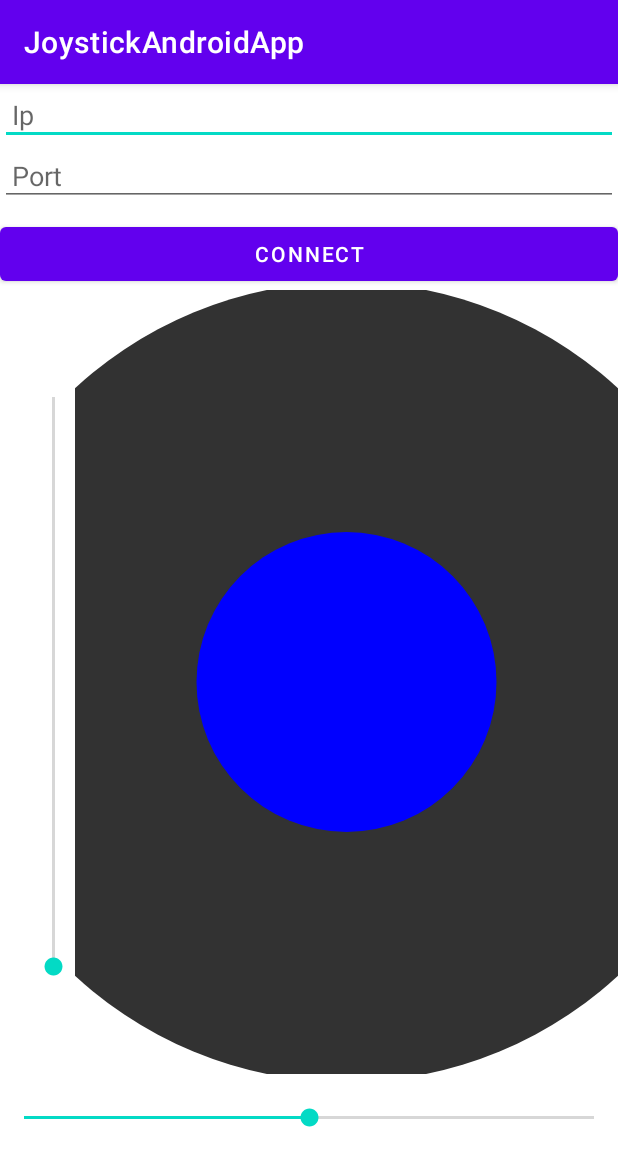
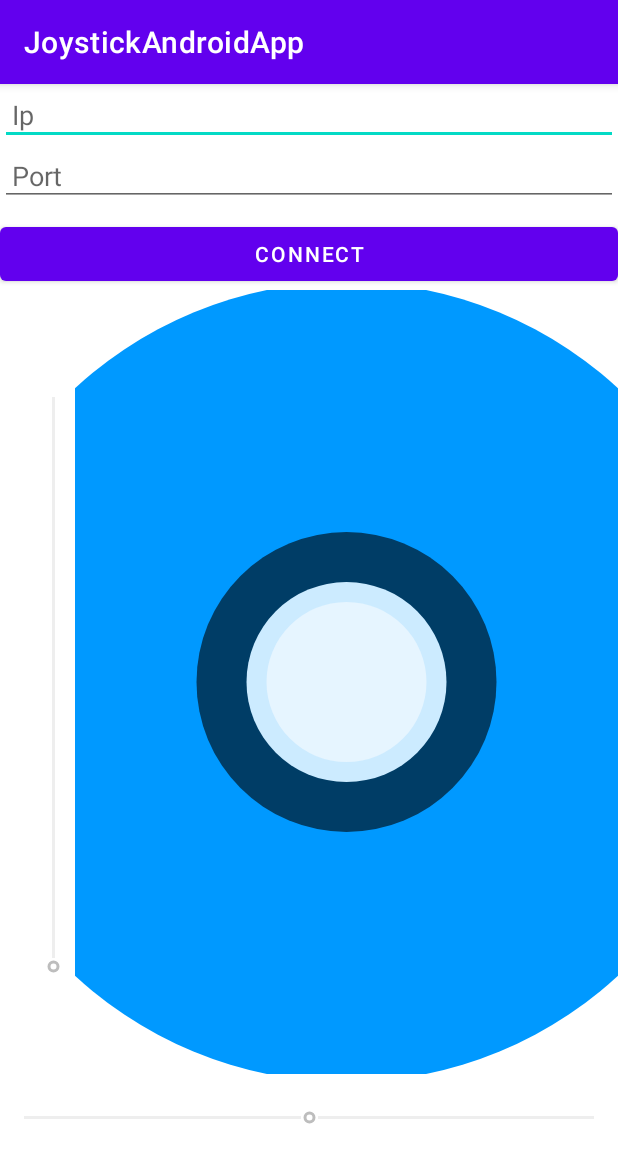
Before and after one commit to sarits991/JoystickAndroidApp, an Android app: the screen it shows after launch (MainActivity), on a phone screen of 412 x 824 dp. Shown: the top 1166 px of the screen. Run offline under Robolectric (Android 15) with nearby library versions, the phone set to English and light mode, and no system bars; our stand-ins replace data binding; 1 statement that could not run was skipped.

```diff
--- a/app/src/main/java/android/joystickandroidapp/model/FlightSimulatorLogic.java
+++ b/app/src/main/java/android/joystickandroidapp/model/FlightSimulatorLogic.java
@@ -2,7 +2,9 @@ package android.joystickandroidapp.model;
 
 import androidx.databinding.library.baseAdapters.BR;
 import androidx.lifecycle.LiveData;
+import androidx.lifecycle.MutableLiveData;
 
+import java.io.IOException;
 import java.io.PrintWriter;
 import java.net.InetSocketAddress;
 import java.net.Socket;
@@ -17,7 +19,6 @@ public class FlightSimulatorLogic {
     private Socket socket;
     private PrintWriter out;
     private ExecutorService executor;
-
 
     public FlightSimulatorLogic()
     {
@@ -35,34 +36,11 @@ public class FlightSimulatorLogic {
     }
 
     public Future<Boolean> connect ()  {
-
-       /* Future<Boolean> f =  executor.submit(() -> { new Callable<Boolean>(){
-
-            @Override
-            public Boolean call() throws Exception {
-                try {
-                    socket.connect(new InetSocketAddress(fgProperties.getIp(), Integer.parseInt(fgProperties.getPort())), 2000);
-                    out = new PrintWriter(socket.getOutputStream(), true);
-
-                } catch (Exception e) {
-                    return false;
-                }
-
-                return true;
-            }
-        });*/
-
-        Future<Boolean> f = executor.submit(new Callable<Boolean>() {
-            @Override
-            public Boolean call() throws Exception {
-
-              socket.connect(new InetSocketAddress(fgProperties.getIp(), Integer.parseInt(fgProperties.getPort())), 2000);
-              out = new PrintWriter(socket.getOutputStream(), true);
-              return true;
-            }
+        return executor.submit(() -> {
+          socket.connect(new InetSocketAddress(fgProperties.getIp(), Integer.parseInt(fgProperties.getPort())), 2000);
+          out = new PrintWriter(socket.getOutputStream(), true);
+          return true;
         });
-
-        return f;
     }
 
     public void setRudder(float value)
--- a/app/src/main/java/android/joystickandroidapp/viewModel/MainViewModel.java
+++ b/app/src/main/java/android/joystickandroidapp/viewModel/MainViewModel.java
@@ -4,19 +4,32 @@ import android.joystickandroidapp.BR;
 import android.joystickandroidapp.model.FlightSimulatorLogic;
 import androidx.databinding.BaseObservable;
 import androidx.databinding.Bindable;
+import androidx.lifecycle.LifecycleOwner;
+import androidx.lifecycle.MutableLiveData;
+import androidx.lifecycle.Observer;
 
 import java.util.concurrent.Future;
 
 
 public class MainViewModel extends BaseObservable {
+
     private FlightSimulatorLogic fgLogic;
-
     private String validationMessage;
+    private MutableLiveData<Boolean> isConnected;
 
     public MainViewModel(){
         this.fgLogic = new FlightSimulatorLogic();
         this.validationMessage = "";
     }
+
+    public MutableLiveData<Boolean> getIsConnected(){
+        if(this.isConnected == null) {
+            this.isConnected = new MutableLiveData<>();
+            this.isConnected.setValue(false);
+        }
+        return this.isConnected;
+    }
+
 
     @Bindable
     public String getValidationMessage() {
@@ -52,6 +65,7 @@ public class MainViewModel extends BaseObservable {
 
         if(!isDataValid()) {
             setValidationMessage("Invalid data");
+            this.isConnected.setValue(false);
             return;
         }
         setValidationMessage("try to connect");
@@ -60,9 +74,11 @@ public class MainViewModel extends BaseObservable {
             Boolean isConnect = f.get();
             if(isConnect) {
                 setValidationMessage("connect successfully");
+                this.isConnected.setValue(true);
             }
         }
         catch (Exception e) {
+            this.isConnected.setValue(false);
             setValidationMessage("failed to connect");
         }
     }
--- a/app/src/main/java/android/joystickandroidapp/views/Joystick.java
+++ b/app/src/main/java/android/joystickandroidapp/views/Joystick.java
@@ -6,10 +6,7 @@ import android.graphics.Paint;
 import android.util.AttributeSet;
 import android.view.MotionEvent;
 import android.view.View;
-
 import androidx.annotation.Nullable;
-
-import com.google.android.material.shape.ShapePath;
 
 public class Joystick extends View {
 
@@ -47,12 +44,20 @@ public class Joystick extends View {
 
     @Override
     protected void onDraw(Canvas canvas) {
-        paint.setARGB(255,50,50,50);
+        paint.setARGB(255,0, 153, 255);
         // Draw the background
         canvas.drawCircle(xCenter, yCenter, externalRadius, paint);
-        paint.setARGB(255,0,0,255);
+
+        paint.setARGB(255,0, 61, 102);
         // Draw the circle border
         canvas.drawCircle(xPosition, yPosition, innerRadius, paint);
+
+        paint.setARGB(255,204, 235, 255);
+        canvas.drawCircle(xPosition, yPosition, 100, paint);
+
+        paint.setARGB(255,230, 245, 255);
+        // Draw the inner circle
+        canvas.drawCircle(xPosition, yPosition, 80, paint);
     }
 
 
@@ -68,6 +73,9 @@ public class Joystick extends View {
 
     @Override
     public boolean onTouchEvent(MotionEvent event) {
+        if(!isEnabled())
+            return false;
+
         if(MotionEvent.ACTION_UP != event.getAction()) {
             xPosition = event.getX();
             yPosition = event.getY();
--- a/app/src/main/java/android/joystickandroidapp/views/MainActivity.java
+++ b/app/src/main/java/android/joystickandroidapp/views/MainActivity.java
@@ -3,6 +3,10 @@ package android.joystickandroidapp.views;
 import androidx.appcompat.app.AppCompatActivity;
 import androidx.databinding.BindingAdapter;
 import androidx.databinding.DataBindingUtil;
+import androidx.lifecycle.LiveData;
+import androidx.lifecycle.Observer;
+
+import android.joystickandroidapp.BR;
 import android.joystickandroidapp.R;
 import android.joystickandroidapp.databinding.ActivityMainBinding;
 import android.joystickandroidapp.viewModel.MainViewModel;
@@ -24,7 +28,7 @@ public class MainActivity extends AppCompatActivity {
         mainBinding = DataBindingUtil.setContentView(this,R.layout.activity_main);
         mainBinding.setViewModel(new MainViewModel());
 
-        joystick = (Joystick) findViewById(R.id.joystick);
+        joystick = findViewById(R.id.joystick);
 
         joystick.setJoystickOnChange((a,e)->{
             MainViewModel vm = mainBinding.getViewModel();
@@ -32,9 +36,18 @@ public class MainActivity extends AppCompatActivity {
             vm.elevatorChange(e);
         });
 
-        SeekBar rudder = ((SeekBar)findViewById(R.id.rudderSeekBar));
+        SeekBar rudder = findViewById(R.id.rudderSeekBar);
 
-        SeekBar throttle = ((SeekBar)findViewById(R.id.throttleSeekBar));
+        SeekBar throttle = findViewById(R.id.throttleSeekBar);
+
+        LiveData<Boolean> mutable = mainBinding.getViewModel().getIsConnected();
+
+        mutable.observe(this, isConnect -> {
+            rudder.setEnabled(isConnect);
+            throttle.setEnabled(isConnect);
+            joystick.setEnabled(isConnect);
+        });
+
 
         rudder.setOnSeekBarChangeListener(
                 new SeekBar.OnSeekBarChangeListener() {
--- a/app/src/main/res/layout/activity_main.xml
+++ b/app/src/main/res/layout/activity_main.xml
@@ -45,7 +45,7 @@
 
         <androidx.constraintlayout.widget.ConstraintLayout
             android:layout_width="match_parent"
-            android:layout_height="match_parent"
+            android:layout_height="0dp"
             android:layout_weight="1"
             >
 
@@ -64,7 +64,6 @@
                 app:layout_constraintTop_toTopOf="parent"
                 android:scrollY="170dp"
                 tools:ignore="MissingConstraints,NotSibling"
-
                 />
 
 
@@ -72,8 +71,9 @@
                 android:id="@+id/joystick"
                 android:layout_width="match_parent"
                 android:layout_height="match_parent"
-                android:layout_marginLeft="50dp"
-                android:layout_weight="1" />
+                android:layout_marginStart="50dp"
+                android:layout_weight="1"
+                android:layout_marginLeft="50dp" />
 
         </androidx.constraintlayout.widget.ConstraintLayout>
 
@@ -86,7 +86,5 @@
             android:layout_marginBottom="50dp"
             android:max="20"
             android:min="-20" />
-
-
     </LinearLayout>
 </layout>
```
